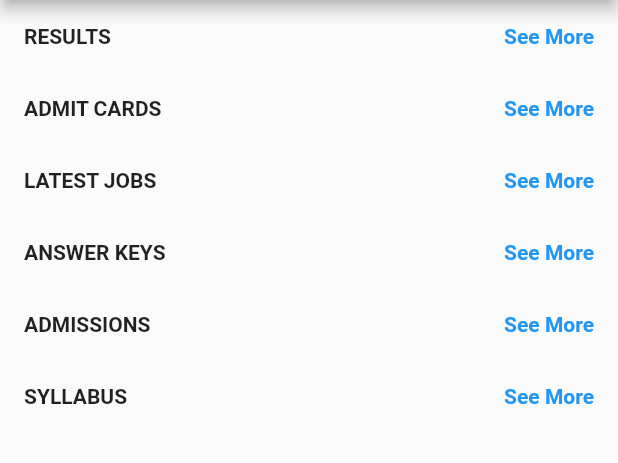
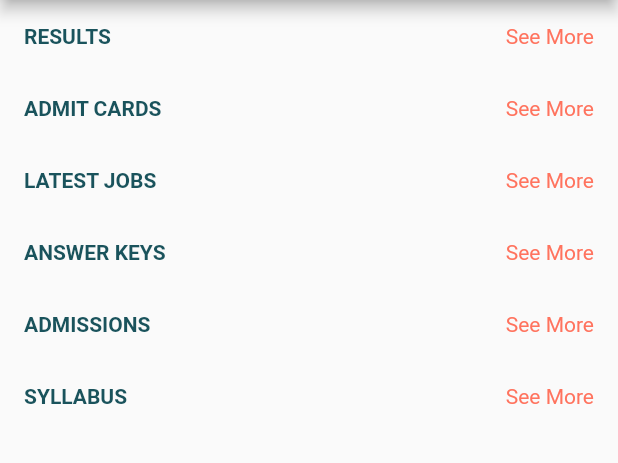
Before and after one commit to apvinit/jobadda, a Flutter app: the screen it shows after launch, on a phone screen of 412 x 824 dp, the part 84-547 px from its top. Run offline on Flutter 3.47's test engine with Material 2 defaults, Android fonts, the phone set to English and light mode, and no system bars; our stand-ins replace cloud_firestore, shimmer; missing offline and left inert: flutter_custom_tabs; accounts and stored records are empty.

Commit message:
use theme color values

```diff
--- a/lib/home_page.dart
+++ b/lib/home_page.dart
@@ -11,6 +11,8 @@ class HomePage extends StatelessWidget {
     var db = Database();
     Widget getHeader(String title) {
       return InkWell(
+        splashColor: Theme.of(context).accentColor.withOpacity(0.1),
+        highlightColor: Theme.of(context).accentColor.withOpacity(0.1),
         onTap: () {
           Navigator.push(context,
               MaterialPageRoute(builder: (_) => PostListPage(title: title)));
@@ -20,12 +22,15 @@ class HomePage extends StatelessWidget {
           child: Row(
             children: <Widget>[
               Text(title.toUpperCase(),
-                  style: TextStyle(fontWeight: FontWeight.bold)),
+                  style: TextStyle(
+                      color: Theme.of(context).primaryColor,
+                      fontWeight: FontWeight.bold)),
               Spacer(),
               Text(
                 'See More',
-                style:
-                    TextStyle(color: Colors.blue, fontWeight: FontWeight.bold),
+                style: TextStyle(
+                    color: Theme.of(context).accentColor,
+                    fontWeight: FontWeight.normal),
               )
             ],
           ),
```
